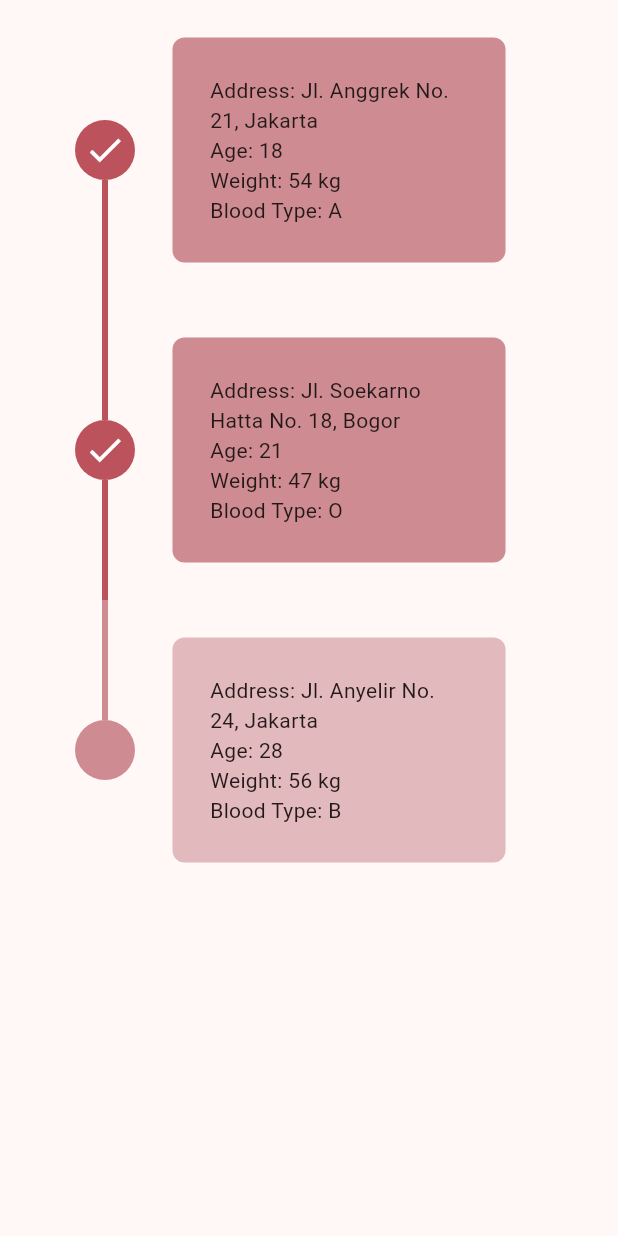
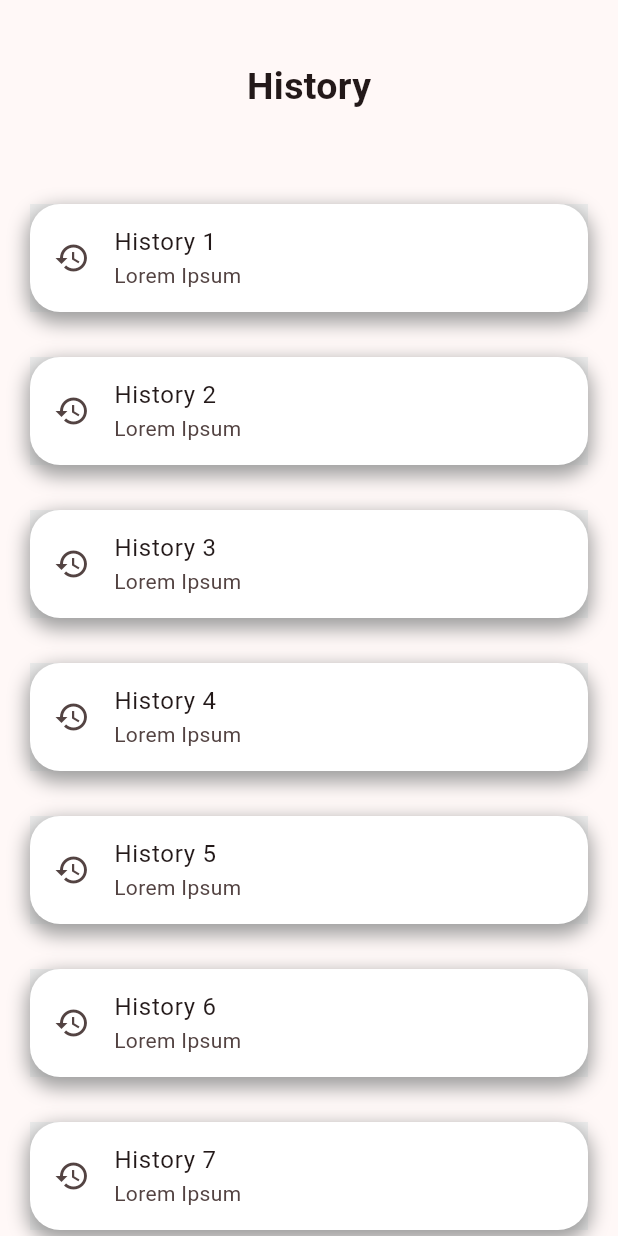
Before and after one commit to nadrzs/blood-nation-mobile, a Flutter app: the HistoryPage screen opened directly, on a phone screen of 412 x 824 dp. Run offline on Flutter 3.47's test engine with Material 3 defaults, Android fonts, the phone set to English and light mode, and no system bars; drawn by our look-alikes of timeline_tile.

Commit message:
History Page Revision

```diff
--- a/blood_nation/lib/components/widgets/event_card.dart
+++ b/blood_nation/lib/components/widgets/event_card.dart
@@ -25,7 +25,7 @@ class EventCard extends StatelessWidget {
         padding: EdgeInsets.all(12),
         margin: EdgeInsets.all(12),
         decoration: BoxDecoration(
-            color: Color(0xffC31C2B), borderRadius: BorderRadius.circular(16)),
+            color: Color(0xffff0ead2), borderRadius: BorderRadius.circular(16)),
         child: Row(
           children: [
             Expanded(flex: 1, child: Image.network(data.imageUrl)),
--- /dev/null
+++ b/blood_nation/lib/components/widgets/history_card.dart
@@ -0,0 +1,31 @@
+import 'package:flutter/material.dart';
+
+class HistoryCard extends StatelessWidget {
+  final String title;
+  final String subtitle;
+  final IconData iconData;
+
+  const HistoryCard({super.key, required this.title, required this.subtitle, required this.iconData});
+
+  @override
+  Widget build(BuildContext context) {
+    return Container(
+      decoration: BoxDecoration(
+          color: Colors.white,
+          borderRadius: BorderRadius.circular(20),
+          boxShadow: [
+            BoxShadow(
+                offset: Offset(0, 5),
+                color: Colors.grey,
+                spreadRadius: 2,
+                blurRadius: 10)
+          ]),
+      child: ListTile(
+        title: Text(title),
+        subtitle: Text(subtitle),
+        leading: Icon(iconData),
+        tileColor: Colors.grey.shade200,
+      ),
+    );
+  }
+}
--- a/blood_nation/lib/components/widgets/history_timeline.dart
+++ /dev/null
@@ -1,44 +0,0 @@
-import 'package:blood_nation/components/widgets/timeline_card.dart';
-import 'package:flutter/material.dart';
-import 'package:timeline_tile/timeline_tile.dart';
-
-class HistoryTimeLine extends StatelessWidget {
-  final bool isFirst;
-  final bool isLast;
-  final bool isPast;
-  final timelineCard;
-
-  const HistoryTimeLine(
-      {super.key,
-      required this.isFirst,
-      required this.isLast,
-      required this.isPast,
-      required this.timelineCard});
-
-  @override
-  Widget build(BuildContext context) {
-    return SizedBox(
-      height: 200,
-      child: TimelineTile(
-        isFirst: isFirst,
-        isLast: isLast,
-
-        // Decorate the lines
-        beforeLineStyle:
-            LineStyle(color: isPast ? Color(0xffbb525c) : Color(0xffce8b91)),
-
-        // Decorate the icon
-        indicatorStyle: IndicatorStyle(
-            width: 40,
-            color: isPast ? Color(0xffbb525c) : Color(0xffce8b91),
-            iconStyle: IconStyle(
-                iconData: Icons.done,
-                color: isPast ? Colors.white : Color(0xffce8b91))),
-        endChild: TimelineCard(
-          isPast: isPast,
-          child: timelineCard,
-        ),
-      ),
-    );
-  }
-}
--- a/blood_nation/lib/pages/history.dart
+++ b/blood_nation/lib/pages/history.dart
@@ -1,4 +1,4 @@
-import 'package:blood_nation/components/widgets/history_timeline.dart';
+import 'package:blood_nation/components/widgets/history_card.dart';
 import 'package:flutter/material.dart';
 
 class HistoryPage extends StatefulWidget {
@@ -12,55 +12,68 @@ class _HistoryPageState extends State<HistoryPage> {
   @override
   Widget build(BuildContext context) {
     return Scaffold(
-      body: Padding(
-        padding: const EdgeInsets.symmetric(horizontal: 50),
-        child: ListView(
-          children: const [
-            HistoryTimeLine(
-              isFirst: true,
-              isLast: false,
-              isPast: true,
-              timelineCard: Column(
-                crossAxisAlignment: CrossAxisAlignment.start,
-                children: [
-                  Text("Address: Jl. Anggrek No. 21, Jakarta"),
-                  Text("Age: 18"),
-                  Text("Weight: 54 kg"),
-                  Text("Blood Type: A")
-                ],
+      body: SingleChildScrollView(
+        child: Padding(
+          padding: const EdgeInsets.all(20.0),
+          child: Column(
+            children: [
+              const SizedBox(height: 20),
+              Text(
+                "History",
+                style: TextStyle(fontSize: 25, fontWeight: FontWeight.bold),
               ),
-            ),
-            HistoryTimeLine(
-              isFirst: false,
-              isLast: false,
-              isPast: true,
-              timelineCard: Column(
-                crossAxisAlignment: CrossAxisAlignment.start,
-                children: [
-                  Text("Address: Jl. Soekarno Hatta No. 18, Bogor"),
-                  Text("Age: 21"),
-                  Text("Weight: 47 kg"),
-                  Text("Blood Type: O")
-                ],
+              const SizedBox(height: 60),
+              HistoryCard(
+                title: "History 1",
+                subtitle: "Lorem Ipsum",
+                iconData: Icons.history
               ),
-            ),
-            HistoryTimeLine(
-              isFirst: false,
-              isLast: true,
-              isPast: false,
-              timelineCard: Column(
-                crossAxisAlignment: CrossAxisAlignment.start,
-                children: [
-                  Text("Address: Jl. Anyelir No. 24, Jakarta"),
-                  Text("Age: 28"),
-                  Text("Weight: 56 kg"),
-                  Text("Blood Type: B")
-                ],
+              const SizedBox(height: 30),
+              HistoryCard(
+                title: "History 2",
+                subtitle: "Lorem Ipsum",
+                iconData: Icons.history
               ),
-            )
-          ],
+              const SizedBox(height: 30),
+              HistoryCard(
+                title: "History 3",
+                subtitle: "Lorem Ipsum",
+                iconData: Icons.history
+              ),
+              const SizedBox(height: 30),
+              HistoryCard(
+                title: "History 4",
+                subtitle: "Lorem Ipsum",
+                iconData: Icons.history
+              ),
+              const SizedBox(height: 30),
+              HistoryCard(
+                title: "History 5",
+                subtitle: "Lorem Ipsum",
+                iconData: Icons.history
+              ),
+              const SizedBox(height: 30),
+              HistoryCard(
+                title: "History 6",
+                subtitle: "Lorem Ipsum",
+                iconData: Icons.history
+              ),
+              const SizedBox(height: 30),
+              HistoryCard(
+                title: "History 7",
+                subtitle: "Lorem Ipsum",
+                iconData: Icons.history
+              ),
+              const SizedBox(height: 30),
+              HistoryCard(
+                title: "History 8",
+                subtitle: "Lorem Ipsum",
+                iconData: Icons.history
+              ),
+            ],
+          ),
         ),
-      )
+      ),
     );
   }
 }
--- a/blood_nation/lib/pages/home_page.dart
+++ b/blood_nation/lib/pages/home_page.dart
@@ -12,6 +12,7 @@ class HomePage extends StatefulWidget {
 
 class _HomePageState extends State<HomePage> {
   late final List<EventModels> data;
+  var status = 0;
 
   @override
   void initState() {
@@ -22,6 +23,26 @@ class _HomePageState extends State<HomePage> {
   @override
   Widget build(BuildContext context) {
     return Scaffold(
+      appBar: AppBar(
+        automaticallyImplyLeading: false,
+        title: TextField(
+          decoration: InputDecoration(hintText: "Cari Event"),
+        ),
+        actions: [
+          IconButton(
+            icon: status == 0 ? Icon(Icons.list) : Icon(Icons.grid_view),
+            onPressed: () {
+              setState(() {
+                if (status == 0) {
+                  status = 1;
+                } else {
+                  status = 0;
+                }
+              });
+            },
+          )
+        ],
+      ),
       body: ListView.builder(
           itemCount: data.length,
           itemBuilder: (_, index) {
--- a/blood_nation/lib/pages/reservation.dart
+++ b/blood_nation/lib/pages/reservation.dart
@@ -1,10 +1,8 @@
 import 'package:blood_nation/components/widgets/input_field.dart';
 import 'package:blood_nation/pages/navbar.dart';
-import 'package:blood_nation/pages/register.dart';
 import 'package:blood_nation/provider/setting_provider.dart';
 import 'package:flutter/material.dart';
 import 'package:flutter/services.dart';
-import 'package:provider/provider.dart';
 
 class ReservationPage extends StatefulWidget {
   const ReservationPage({super.key});
--- a/blood_nation/lib/provider/setting_provider.dart
+++ b/blood_nation/lib/provider/setting_provider.dart
@@ -34,21 +34,10 @@ class SettingProvider extends ChangeNotifier {
   passwordValidator(String value) {
     if (value.isEmpty) {
       return "Password is required";
-    } else if (strongPassword.hasMatch(value)) {
-      return "Password is not strong enough";
     } else {
       return null;
     }
   }
-
-  /*
-  Password Requirement
-  1. Must have a small letter
-  2. Must have a capital letter
-  3. Must have a digit or number
-  4. Contain a special char
-  5. Minimum 8 char long
-  */
 
   // Show and Hide Password
   void showHidePassword() {
```
